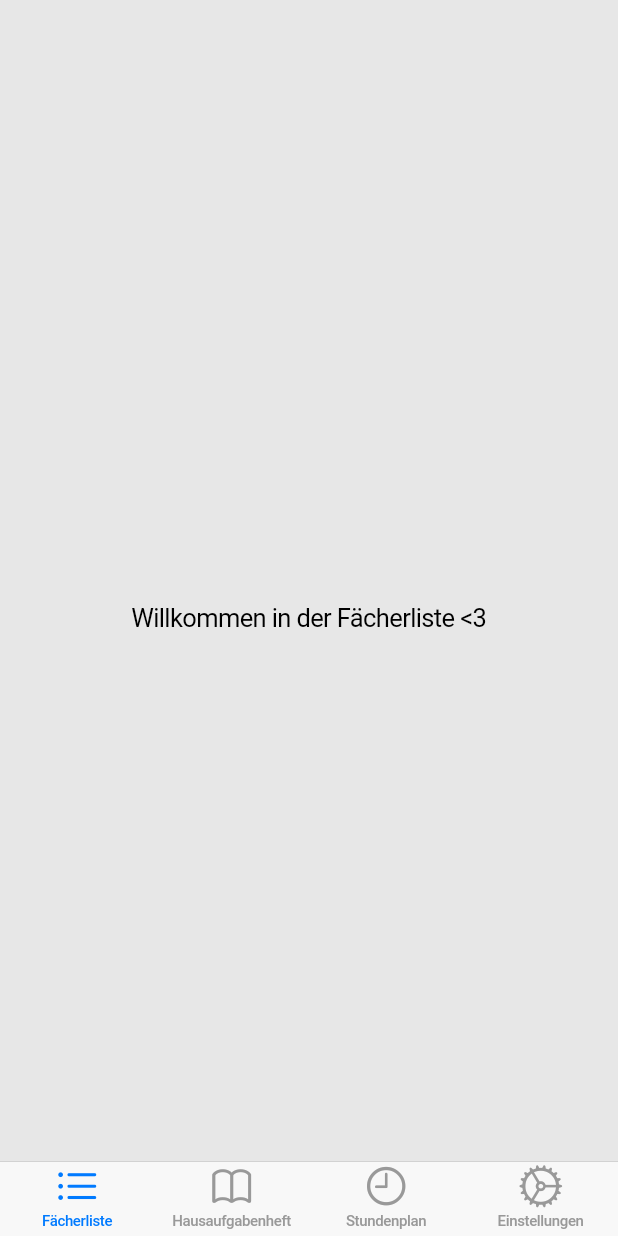
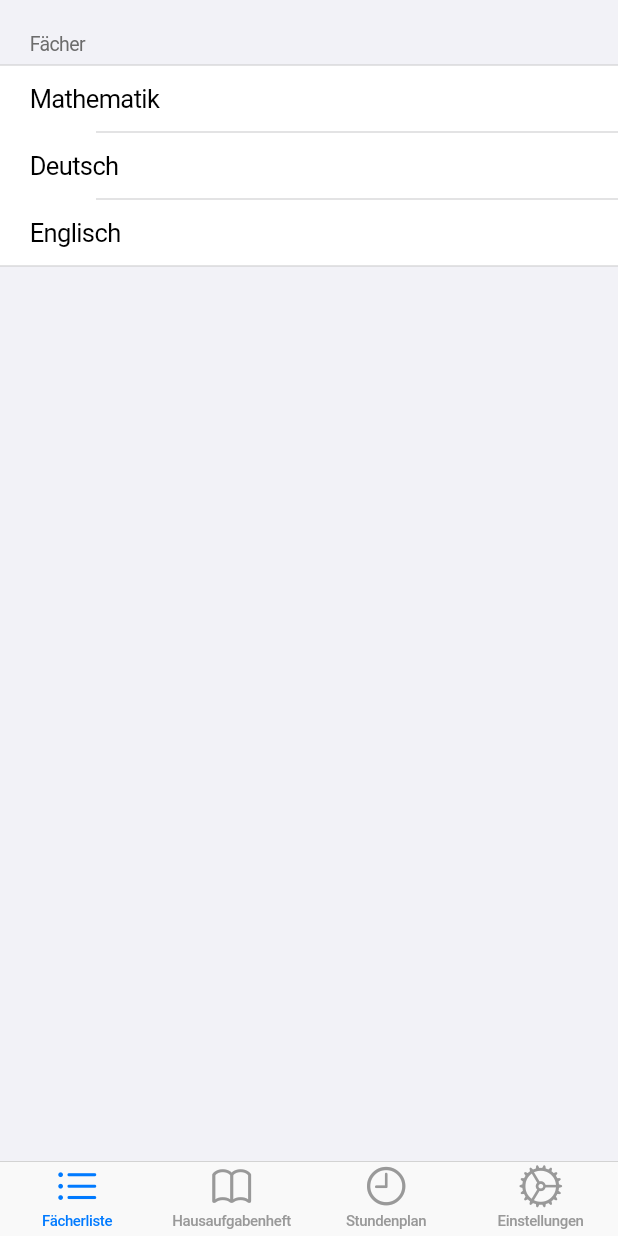
Before and after one commit to sartamo/ludus, a Flutter app: the screen it shows after launch, on a phone screen of 412 x 824 dp. Run offline on Flutter 3.47's test engine with Material 3 defaults, Android fonts, the phone set to English and light mode, and no system bars.

Commit message:
Fächerliste implementiert

```diff
--- a/lib/einstellungen.dart
+++ b/lib/einstellungen.dart
@@ -1,7 +1,6 @@
 // Die Seite für die Einstellungen
 
 import 'package:flutter/cupertino.dart';
-import 'globals.dart';
 
 class Einstellungen extends StatefulWidget {
   const Einstellungen({super.key});
--- a/lib/faecherliste.dart
+++ b/lib/faecherliste.dart
@@ -1,7 +1,7 @@
 // Die Seite für die Fächerliste
 
 import 'package:flutter/cupertino.dart';
-import 'globals.dart';
+import 'faecher.dart';
 
 class Faecherliste extends StatefulWidget {
   const Faecherliste({super.key});
@@ -13,8 +13,42 @@ class Faecherliste extends StatefulWidget {
 class _FaecherlisteState extends State<Faecherliste> {
   @override
   Widget build(BuildContext context) {
-    return const Center(
-      child: Text('Willkommen in der Fächerliste <3'),
+    return CupertinoPageScaffold(
+      child: CupertinoListSection(
+        header: const Text('Fächer'),
+        children: <CupertinoListTile>[
+          CupertinoListTile(
+            title: const Text('Mathematik'),
+            onTap: () {
+              Navigator.of(context).push(
+                CupertinoPageRoute(
+                  builder: (context) => const Fach('Mathematik', {0 : [3], 2 : [0], 4 : [5]})
+                ),
+              );
+            }
+          ),
+          CupertinoListTile(
+            title: const Text('Deutsch'),
+            onTap: () {
+              Navigator.of(context).push(
+                CupertinoPageRoute(
+                  builder: (context) => const Fach('Deutsch', {1 : [4, 5], 4 : [0]})
+                ),
+              );
+            }
+          ),
+          CupertinoListTile(
+            title: const Text('Englisch'),
+            onTap: () {
+              Navigator.of(context).push(
+                CupertinoPageRoute(
+                  builder: (context) => const Fach('Englisch', {2 : [3], 3 : [5], 4 : [3, 4]})
+                ),
+              );
+            }
+          ),
+        ],
+      ),
     );
   }
 }
--- a/lib/hausaufgabenheft.dart
+++ b/lib/hausaufgabenheft.dart
@@ -1,7 +1,6 @@
 // Die Seite für das Hausaufgabenheft
 
 import 'package:flutter/cupertino.dart';
-import 'globals.dart';
 
 class Hausaufgabenheft extends StatefulWidget {
   const Hausaufgabenheft({super.key});
--- a/lib/main.dart
+++ b/lib/main.dart
@@ -3,8 +3,6 @@ import 'hausaufgabenheft.dart';
 import 'faecherliste.dart';
 import 'stundenplan.dart';
 import 'einstellungen.dart';
-import 'faecher.dart';
-import 'globals.dart';
 
 void main() => runApp(const Suppaapp());
 
@@ -68,7 +66,7 @@ class _HomepageState extends State<Homepage> {
               return const Stundenplan();
             }
             else if (index==3){
-              return const Fach('Mathematik', {0 : 0, 3 : 2, 4 : 5}); // Nur temporär zum Test
+              return const Einstellungen();
             }
             else{
               return const Center(
--- a/lib/stundenplan.dart
+++ b/lib/stundenplan.dart
@@ -1,7 +1,6 @@
 // Seite für den Stundenplan
 
 import 'package:flutter/cupertino.dart';
-import 'globals.dart';
 
 class Stundenplan extends StatefulWidget {
   const Stundenplan({super.key});
```
Also changed, not shown: lib/faecher.dart (+7 -4 lines).
